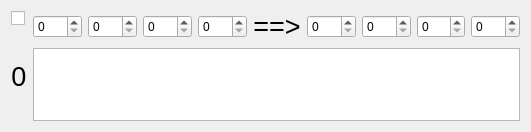
Above: ui/subtitle_item.ui from TruongHaiDang/srt-editor before the change. Below: the same form after it.
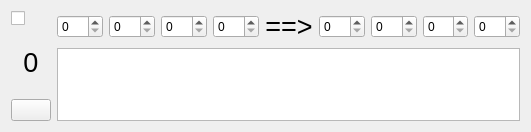
That is the form after the change. Icons and pictures are not drawn.

Patch:
```diff
--- a/ui/subtitle_item.ui
+++ b/ui/subtitle_item.ui
@@ -13,9 +13,9 @@
   <property name="windowTitle">
    <string>Subtitle item</string>
   </property>
-  <layout class="QHBoxLayout" name="horizontalLayout_4" stretch="0,1">
+  <layout class="QHBoxLayout" name="horizontalLayout_4">
    <item>
-    <layout class="QVBoxLayout" name="verticalLayout">
+    <layout class="QVBoxLayout" name="verticalLayout" stretch="0,1,0">
      <item>
       <widget class="QCheckBox" name="isSelected">
        <property name="text">
@@ -41,6 +41,17 @@
        </property>
       </widget>
      </item>
+     <item>
+      <widget class="QPushButton" name="subtitleItemSettings">
+       <property name="text">
+        <string/>
+       </property>
+       <property name="icon">
+        <iconset resource="srt_editor_resources.qrc">
+         <normaloff>:/subtitle/assets/setting.png</normaloff>:/subtitle/assets/setting.png</iconset>
+       </property>
+      </widget>
+     </item>
     </layout>
    </item>
    <item>
```
Left out of the diff: 4 changed lines with no effect on the pictures.
